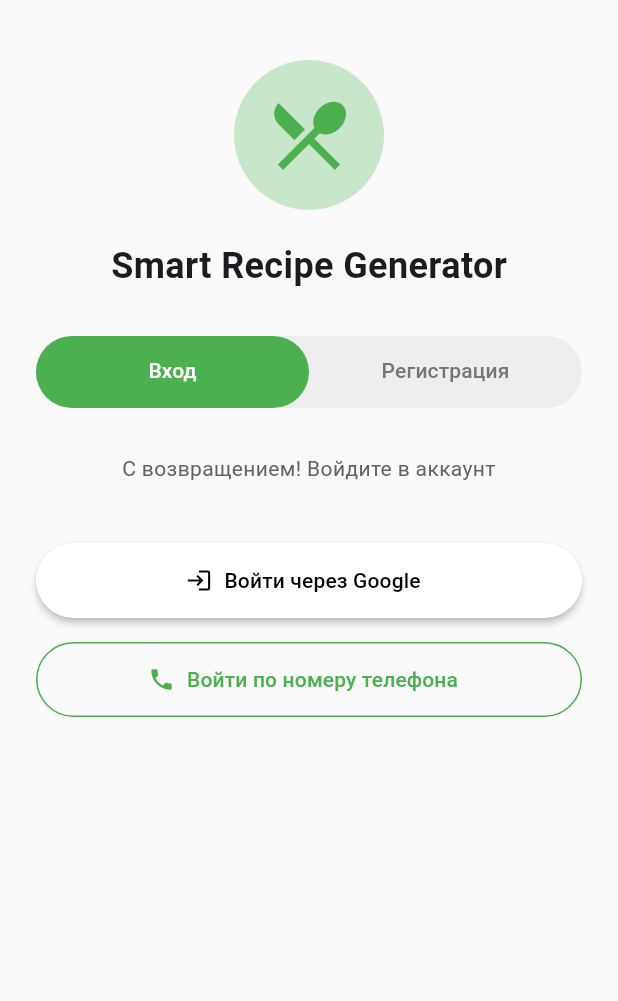
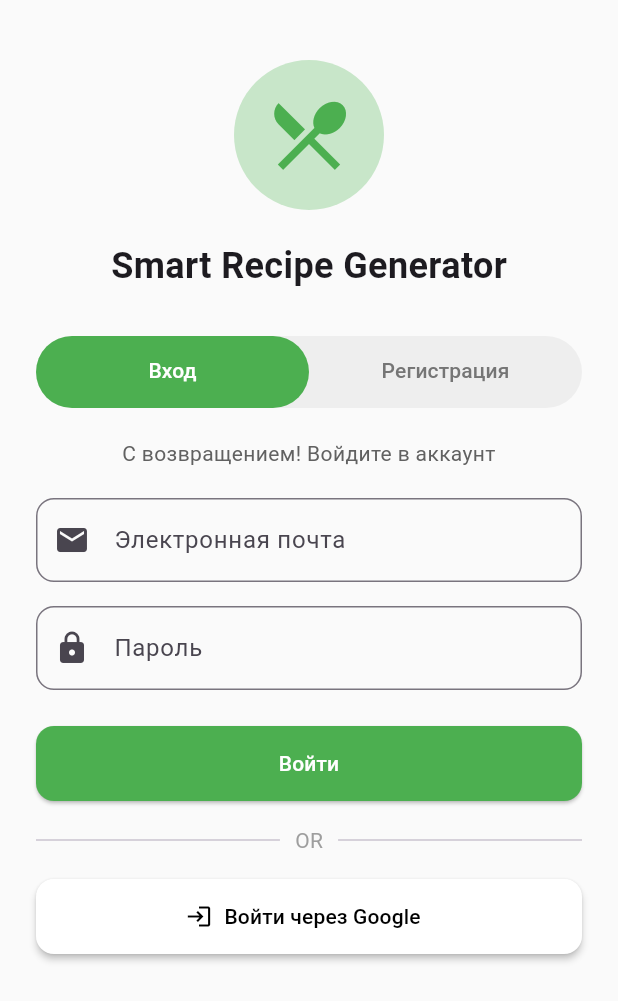
Before and after one commit to falish-pixel/prototype, a Flutter app: the screen it shows after launch, on a phone screen of 412 x 824 dp. Shown: the top 1001 px of the screen. Run offline on Flutter 3.47's test engine with Material 3 defaults, Android fonts, the phone set to English and light mode, and no system bars; our stand-ins replace cached_network_image, cloud_firestore, firebase_auth, firebase_core, fl_chart, google_generative_ai and 3 more; accounts and stored records are empty.

Commit message:
Добавлен: Проработана авторизация до конца

```diff
--- a/lib/main.dart
+++ b/lib/main.dart
@@ -107,6 +107,17 @@ class AuthGate extends StatelessWidget {
 
         // Если пользователь авторизован
         if (snapshot.hasData) {
+          final user = snapshot.data;
+
+          // ПРОВЕРКА ПОДТВЕРЖДЕНИЯ ПОЧТЫ
+          // Если это вход через Email (не Google и не телефон) и почта не подтверждена
+          bool isGoogle = user?.providerData.any((p) => p.providerId == 'google.com') ?? false;
+          bool isPhone = user?.providerData.any((p) => p.providerId == 'phone') ?? false;
+
+          if (!isGoogle && !isPhone && user?.email != null && !user!.emailVerified) {
+            return const LoginScreen();
+          }
+
           return FutureBuilder<bool>(
             future: _isFirstTimeSetup(),
             builder: (context, setupSnapshot) {
--- a/lib/screens/login_screen.dart
+++ b/lib/screens/login_screen.dart
@@ -1,5 +1,6 @@
 // Файл: lib/screens/login_screen.dart
 import 'package:flutter/material.dart';
+import 'package:firebase_auth/firebase_auth.dart';
 import '../services/auth_service.dart';
 import '../services/language_service.dart';
 import 'phone_login_screen.dart';
@@ -15,10 +16,97 @@ class _LoginScreenState extends State<LoginScreen> {
   final AuthService _authService = AuthService();
   bool _isLoading = false;
 
+  // Контроллеры для ввода
+  final TextEditingController _emailController = TextEditingController();
+  final TextEditingController _passwordController = TextEditingController();
+  final _formKeyLogin = GlobalKey<FormState>();
+  final _formKeyRegister = GlobalKey<FormState>();
+
+  @override
+  void dispose() {
+    _emailController.dispose();
+    _passwordController.dispose();
+    super.dispose();
+  }
+
+  // Валидация пароля: > 8 символов, буквы и цифры
+  String? _validatePassword(String? value) {
+    if (value == null || value.isEmpty) {
+      return LanguageService.tr('password_validation_error');
+    }
+    bool hasLetters = value.contains(RegExp(r'[a-zA-Z]'));
+    bool hasDigits = value.contains(RegExp(r'[0-9]'));
+    if (value.length < 8 || !hasLetters || !hasDigits) {
+      return LanguageService.tr('password_validation_error');
+    }
+    return null;
+  }
+
+  // Валидация Email
+  String? _validateEmail(String? value) {
+    if (value == null || value.isEmpty || !value.contains('@')) {
+      return LanguageService.tr('invalid_email');
+    }
+    return null;
+  }
+
   void _handleGoogleSignIn() async {
     setState(() => _isLoading = true);
+    try {
       await _authService.signInWithGoogle();
-    setState(() => _isLoading = false);
+    } catch (e) {
+      _showSnackBar(e.toString());
+    } finally {
+      if (mounted) setState(() => _isLoading = false);
+    }
+  }
+
+  void _handleEmailSignUp() async {
+    if (_formKeyRegister.currentState!.validate()) {
+      setState(() => _isLoading = true);
+      try {
+        await _authService.signUpWithEmail(
+          _emailController.text.trim(),
+          _passwordController.text.trim(),
+        );
+        _showSnackBar(LanguageService.tr('verification_sent'));
+      } on FirebaseAuthException catch (e) {
+        _showSnackBar(e.message ?? e.code);
+      } catch (e) {
+        _showSnackBar(e.toString());
+      } finally {
+        if (mounted) setState(() => _isLoading = false);
+      }
+    }
+  }
+
+  void _handleEmailSignIn() async {
+    if (_formKeyLogin.currentState!.validate()) {
+      setState(() => _isLoading = true);
+      try {
+        UserCredential? result = await _authService.signInWithEmail(
+          _emailController.text.trim(),
+          _passwordController.text.trim(),
+        );
+
+        if (result?.user != null && !result!.user!.emailVerified) {
+          _showSnackBar(LanguageService.tr('email_not_verified'));
+          // Опционально: можно выйти или просто предупредить
+        }
+      } on FirebaseAuthException catch (e) {
+        _showSnackBar(e.message ?? e.code);
+      } catch (e) {
+        _showSnackBar(e.toString());
+      } finally {
+        if (mounted) setState(() => _isLoading = false);
+      }
+    }
+  }
+
+  void _showSnackBar(String message) {
+    ScaffoldMessenger.of(context).showSnackBar(
+      SnackBar(content: Text(message)),
+    );
   }
 
   @override
@@ -29,6 +117,7 @@ class _LoginScreenState extends State<LoginScreen> {
       length: 2,
       child: Scaffold(
         body: SafeArea(
+          child: SingleChildScrollView(
             child: Column(
               children: [
                 const SizedBox(height: 40),
@@ -71,28 +160,29 @@ class _LoginScreenState extends State<LoginScreen> {
                   ),
                 ),
 
-              const SizedBox(height: 30),
+                const SizedBox(height: 20),
 
                 // Содержимое вкладок
-              Expanded(
+                SizedBox(
+                  height: 500, // Фиксированная высота для TabBarView внутри SingleChildScrollView
                   child: TabBarView(
                     children: [
                       // --- ВКЛАДКА "ВХОД" ---
-                    _buildAuthTab(
-                      context: context,
+                      _buildEmailAuthForm(
+                        formKey: _formKeyLogin,
+                        subtitle: LanguageService.tr('login_welcome'),
+                        buttonText: LanguageService.tr('enter'),
+                        onPressed: _handleEmailSignIn,
                         isDark: isDark,
-                      subtitle: LanguageService.tr('login_welcome'),
-                      googleText: LanguageService.tr('login_google'),
-                      phoneText: LanguageService.tr('login_phone'),
                       ),
 
                       // --- ВКЛАДКА "РЕГИСТРАЦИЯ" ---
-                    _buildAuthTab(
-                      context: context,
+                      _buildEmailAuthForm(
+                        formKey: _formKeyRegister,
+                        subtitle: LanguageService.tr('register_welcome'),
+                        buttonText: LanguageService.tr('submit'),
+                        onPressed: _handleEmailSignUp,
                         isDark: isDark,
-                      subtitle: LanguageService.tr('register_welcome'),
-                      googleText: LanguageService.tr('register_google'),
-                      phoneText: LanguageService.tr('register_phone'),
                       ),
                     ],
                   ),
@@ -101,19 +191,21 @@ class _LoginScreenState extends State<LoginScreen> {
             ),
           ),
         ),
+      ),
     );
   }
 
-  // Виджет для отрисовки внутренностей вкладки
-  Widget _buildAuthTab({
-    required BuildContext context,
+  Widget _buildEmailAuthForm({
+    required GlobalKey<FormState> formKey,
+    required String subtitle,
+    required String buttonText,
+    required VoidCallback onPressed,
     required bool isDark,
-    required String subtitle,
-    required String googleText,
-    required String phoneText,
   }) {
     return Padding(
       padding: const EdgeInsets.symmetric(horizontal: 24.0),
+      child: Form(
+        key: formKey,
         child: Column(
           children: [
             Text(
@@ -121,41 +213,70 @@ class _LoginScreenState extends State<LoginScreen> {
               style: TextStyle(color: isDark ? Colors.grey[400] : Colors.grey[700]),
               textAlign: TextAlign.center,
             ),
-          const SizedBox(height: 40),
-
+            const SizedBox(height: 20),
+            TextFormField(
+              controller: _emailController,
+              decoration: InputDecoration(
+                labelText: LanguageService.tr('email_hint'),
+                prefixIcon: const Icon(Icons.email),
+                border: OutlineInputBorder(borderRadius: BorderRadius.circular(12)),
+              ),
+              validator: _validateEmail,
+              keyboardType: TextInputType.emailAddress,
+            ),
+            const SizedBox(height: 16),
+            TextFormField(
+              controller: _passwordController,
+              decoration: InputDecoration(
+                labelText: LanguageService.tr('password_hint'),
+                prefixIcon: const Icon(Icons.lock),
+                border: OutlineInputBorder(borderRadius: BorderRadius.circular(12)),
+              ),
+              obscureText: true,
+              validator: _validatePassword,
+            ),
+            const SizedBox(height: 24),
             if (_isLoading)
               const CircularProgressIndicator(color: Colors.green)
             else ...[
+              ElevatedButton(
+                onPressed: onPressed,
+                style: ElevatedButton.styleFrom(
+                  backgroundColor: Colors.green,
+                  foregroundColor: Colors.white,
+                  minimumSize: const Size(double.infinity, 50),
+                  shape: RoundedRectangleBorder(borderRadius: BorderRadius.circular(12)),
+                ),
+                child: Text(buttonText),
+              ),
+              const SizedBox(height: 16),
+              const Row(
+                children: [
+                  Expanded(child: Divider()),
+                  Padding(
+                    padding: EdgeInsets.symmetric(horizontal: 10),
+                    child: Text("OR", style: TextStyle(color: Colors.grey)),
+                  ),
+                  Expanded(child: Divider()),
+                ],
+              ),
+              const SizedBox(height: 16),
               ElevatedButton.icon(
                 onPressed: _handleGoogleSignIn,
                 icon: const Icon(Icons.login),
-              label: Text(googleText),
+                label: Text(LanguageService.tr('login_google')),
                 style: ElevatedButton.styleFrom(
-                backgroundColor: Colors.white,
-                foregroundColor: Colors.black,
+                  backgroundColor: isDark ? Colors.grey[800] : Colors.white,
+                  foregroundColor: isDark ? Colors.white : Colors.black,
                   minimumSize: const Size(double.infinity, 50),
                   elevation: 2,
-              ),
-            ),
-            const SizedBox(height: 16),
-            OutlinedButton.icon(
-              onPressed: () {
-                Navigator.push(
-                  context,
-                  MaterialPageRoute(builder: (context) => const PhoneLoginScreen()),
-                );
-              },
-              icon: const Icon(Icons.phone),
-              label: Text(phoneText),
-              style: OutlinedButton.styleFrom(
-                minimumSize: const Size(double.infinity, 50),
-                foregroundColor: Colors.green,
-                side: const BorderSide(color: Colors.green),
+                  shape: RoundedRectangleBorder(borderRadius: BorderRadius.circular(12)),
                 ),
               ),
             ],
           ],
         ),
+      ),
     );
   }
 }
--- a/lib/screens/scan_screen.dart
+++ b/lib/screens/scan_screen.dart
@@ -22,7 +22,7 @@ class AiRecipesScreen extends StatefulWidget {
 
 class _AiRecipesScreenState extends State<AiRecipesScreen> {
   // Ваш API ключ (лучше перенести в .env, но пока оставляем здесь)
-  final String apiKey = 'фыв';
+  final String apiKey = 'AIzaSyCyE8dr8ouRHZQwhqlghouR5TwUGtX_F60';
 
   List<Map<String, dynamic>> recipes = [];
   bool isLoading = true;
--- a/lib/services/language_service.dart
+++ b/lib/services/language_service.dart
@@ -226,6 +226,41 @@ class LanguageService {
     'day_streak': {'ru': 'Серия дней', 'kk': 'Күндер сериясы', 'en': 'Day streak'},
 
     // === АВТОРИЗАЦИЯ И ТЕЛЕФОН (PHONE LOGIN) ===
+    'email_hint': {
+      'ru': 'Электронная почта',
+      'kk': 'Электрондық пошта',
+      'en': 'Email Address',
+    },
+    'password_hint': {
+      'ru': 'Пароль',
+      'kk': 'Құпия сөз',
+      'en': 'Password',
+    },
+    'password_validation_error': {
+      'ru': 'Пароль должен быть > 8 символов, содержать буквы и цифры',
+      'kk': 'Құпия сөз 8 таңбадан көп болуы, әріптер мен сандардан тұруы керек',
+      'en': 'Password must be > 8 chars, include letters and numbers',
+    },
+    'invalid_email': {
+      'ru': 'Введите корректный email',
+      'kk': 'Дұрыс email енгізіңіз',
+      'en': 'Enter a valid email',
+    },
+    'verification_sent': {
+      'ru': 'Письмо для подтверждения отправлено на почту!',
+      'kk': 'Растау хаты поштаға жіберілді!',
+      'en': 'Verification email has been sent!',
+    },
+    'email_not_verified': {
+      'ru': 'Пожалуйста, подтвердите ваш email перед входом',
+      'kk': 'Кірмес бұрын email-ды растаңыз',
+      'en': 'Please verify your email before signing in',
+    },
+    'submit': {
+      'ru': 'Отправить',
+      'kk': 'Жіберу',
+      'en': 'Submit',
+    },
     'phone_hint': {
       'ru': 'Номер телефона (+7...)',
       'kk': 'Телефон нөмірі (+7...)',
```
Also changed, not shown: lib/services/auth_service.dart (+53 -0 lines), pubspec.yaml (+9 -8 lines), pubspec.lock, 8 other files. Lines whose indentation alone changed are shown as unchanged.
